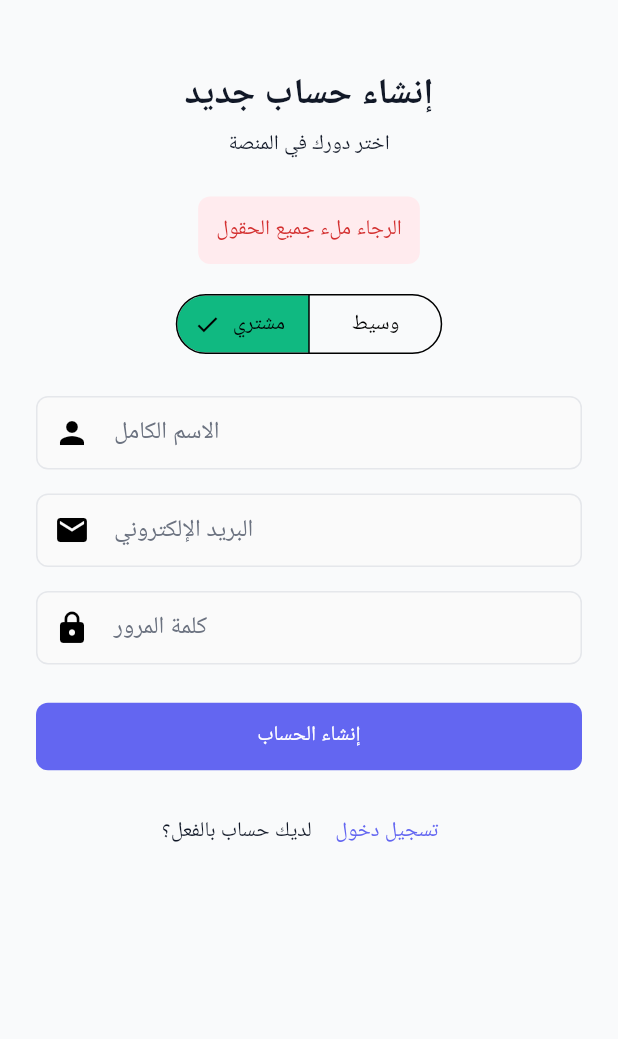
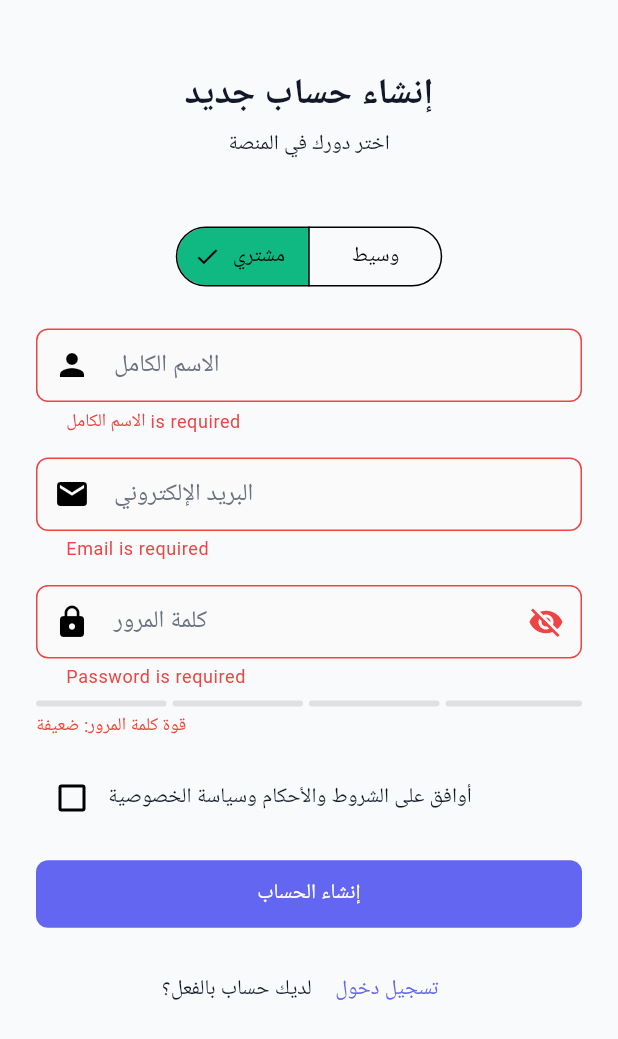
Before and after one commit to Hamzaaltaee91/360home, a Flutter app: the SignupScreen screen opened by its route, after a tap on "إنشاء الحساب", on a phone screen of 412 x 824 dp. Shown: the top 1039 px of the screen. Run offline on Flutter 3.47's test engine with Material 3 defaults, Android fonts, the phone set to English and light mode, and no system bars; our stand-ins replace flutter_dotenv, geolocator, go_router, shared_preferences, supabase_flutter; accounts and stored records are empty; statements that could not run were skipped.

Commit message:
feat: add password strength validation and terms checkbox to signup screen
Co-authored-by: aider (deepseek/deepseek-chat) <aider@aider.chat>

```diff
--- a/lib/screens/auth/signup_screen.dart
+++ b/lib/screens/auth/signup_screen.dart
@@ -3,6 +3,8 @@
 import 'package:flutter/material.dart';
 import 'package:go_router/go_router.dart';
 import '../../services/supabase_service.dart';
+import '../../utils/error_handler.dart';
+import '../../utils/validators.dart';
 
 class SignupScreen extends StatefulWidget {
   const SignupScreen({Key? key}) : super(key: key);
@@ -12,26 +14,42 @@ class SignupScreen extends StatefulWidget {
 }
 
 class _SignupScreenState extends State<SignupScreen> {
+  final _formKey = GlobalKey<FormState>();
   final _emailController = TextEditingController();
   final _passwordController = TextEditingController();
   final _nameController = TextEditingController();
   String _selectedRole = 'buyer';
   bool _isLoading = false;
+  bool _acceptedTerms = false;
+  bool _obscurePassword = true;
   String? _errorMessage;
 
   @override
+  void initState() {
+    super.initState();
+    _passwordController.addListener(_onPasswordChanged);
+  }
+
+  @override
   void dispose() {
+    _passwordController.removeListener(_onPasswordChanged);
     _emailController.dispose();
     _passwordController.dispose();
     _nameController.dispose();
     super.dispose();
   }
 
+  void _onPasswordChanged() {
+    setState(() {});
+  }
+
   Future<void> _handleSignup() async {
-    if (_emailController.text.isEmpty ||
-        _passwordController.text.isEmpty ||
-        _nameController.text.isEmpty) {
-      setState(() => _errorMessage = 'الرجاء ملء جميع الحقول');
+    if (!(_formKey.currentState?.validate() ?? false)) {
+      return;
+    }
+
+    if (!_acceptedTerms) {
+      setState(() => _errorMessage = 'يجب الموافقة على الشروط والأحكام');
       return;
     }
 
@@ -45,12 +63,14 @@ class _SignupScreenState extends State<SignupScreen> {
       await supabase.signUp(
         email: _emailController.text.trim(),
         password: _passwordController.text,
-        fullName: _nameController.text,
+        fullName: _nameController.text.trim(),
         role: _selectedRole,
       );
 
       if (!mounted) return;
       context.go('/login');
+    } on AppException catch (e) {
+      setState(() => _errorMessage = e.message);
     } catch (e) {
       setState(() => _errorMessage = 'خطأ في إنشاء الحساب: $e');
     } finally {
@@ -92,6 +112,10 @@ class _SignupScreenState extends State<SignupScreen> {
                   ),
                 ),
               const SizedBox(height: 16),
+              Form(
+                key: _formKey,
+                child: Column(
+                  children: [
                     // Role Selection
                     SegmentedButton<String>(
                       segments: const [
@@ -111,34 +135,76 @@ class _SignupScreenState extends State<SignupScreen> {
                     ),
                     const SizedBox(height: 24),
                     // Name Field
-              TextField(
+                    TextFormField(
                       controller: _nameController,
                       decoration: const InputDecoration(
                         hintText: 'الاسم الكامل',
                         prefixIcon: Icon(Icons.person),
                       ),
+                      textInputAction: TextInputAction.next,
+                      validator: (value) =>
+                          Validators.required(value, field: 'الاسم الكامل'),
                     ),
                     const SizedBox(height: 16),
                     // Email Field
-              TextField(
+                    TextFormField(
                       controller: _emailController,
                       decoration: const InputDecoration(
                         hintText: 'البريد الإلكتروني',
                         prefixIcon: Icon(Icons.email),
                       ),
                       keyboardType: TextInputType.emailAddress,
+                      textInputAction: TextInputAction.next,
+                      validator: Validators.email,
                     ),
                     const SizedBox(height: 16),
                     // Password Field
-              TextField(
+                    TextFormField(
                       controller: _passwordController,
-                decoration: const InputDecoration(
+                      decoration: InputDecoration(
                         hintText: 'كلمة المرور',
-                  prefixIcon: Icon(Icons.lock),
+                        prefixIcon: const Icon(Icons.lock),
+                        suffixIcon: IconButton(
+                          icon: Icon(
+                            _obscurePassword
+                                ? Icons.visibility_off
+                                : Icons.visibility,
                           ),
-                obscureText: true,
+                          onPressed: () => setState(
+                            () => _obscurePassword = !_obscurePassword,
                           ),
-              const SizedBox(height: 24),
+                        ),
+                      ),
+                      obscureText: _obscurePassword,
+                      textInputAction: TextInputAction.done,
+                      validator: Validators.password,
+                    ),
+                    const SizedBox(height: 8),
+                    // Password Strength Indicator
+                    _PasswordStrengthIndicator(
+                      score: Validators.passwordStrength(
+                        _passwordController.text,
+                      ),
+                    ),
+                  ],
+                ),
+              ),
+              const SizedBox(height: 16),
+              // Terms Checkbox
+              Row(
+                children: [
+                  Checkbox(
+                    value: _acceptedTerms,
+                    onChanged: (value) => setState(
+                      () => _acceptedTerms = value ?? false,
+                    ),
+                  ),
+                  const Expanded(
+                    child: Text('أوافق على الشروط والأحكام وسياسة الخصوصية'),
+                  ),
+                ],
+              ),
+              const SizedBox(height: 16),
               // Signup Button
               SizedBox(
                 width: double.infinity,
@@ -175,3 +241,45 @@ class _SignupScreenState extends State<SignupScreen> {
     );
   }
 }
+
+class _PasswordStrengthIndicator extends StatelessWidget {
+  const _PasswordStrengthIndicator({required this.score});
+
+  final int score;
+
+  @override
+  Widget build(BuildContext context) {
+    final color = switch (score) {
+      <= 1 => Colors.red,
+      2 => Colors.orange,
+      3 => Colors.amber,
+      _ => Colors.green,
+    };
+
+    return Column(
+      crossAxisAlignment: CrossAxisAlignment.start,
+      children: [
+        Row(
+          children: List.generate(4, (index) {
+            final filled = index < score;
+            return Expanded(
+              child: Container(
+                height: 4,
+                margin: EdgeInsets.only(right: index == 3 ? 0 : 4),
+                decoration: BoxDecoration(
+                  color: filled ? color : Colors.grey.shade300,
+                  borderRadius: BorderRadius.circular(2),
+                ),
+              ),
+            );
+          }),
+        ),
+        const SizedBox(height: 4),
+        Text(
+          'قوة كلمة المرور: ${Validators.passwordStrengthLabel(score)}',
+          style: Theme.of(context).textTheme.bodySmall?.copyWith(color: color),
+        ),
+      ],
+    );
+  }
+}
--- a/lib/utils/validators.dart
+++ b/lib/utils/validators.dart
@@ -84,4 +84,43 @@ class Validators {
     }
     return null;
   }
+
+  /// Evaluates password strength on a 0–4 scale.
+  ///
+  /// A point is awarded for each of: length >= 8, length >= 12, containing
+  /// a letter and a digit, and containing a symbol. Returns 0 for an empty
+  /// password.
+  static int passwordStrength(String? value) {
+    final password = value ?? '';
+    if (password.isEmpty) {
+      return 0;
+    }
+
+    var score = 0;
+    if (password.length >= 8) score++;
+    if (password.length >= 12) score++;
+    if (RegExp(r'[A-Za-z]').hasMatch(password) &&
+        RegExp(r'[0-9]').hasMatch(password)) {
+      score++;
+    }
+    if (RegExp(r'[^A-Za-z0-9]').hasMatch(password)) {
+      score++;
+    }
+    return score;
+  }
+
+  /// Human-readable label for a [passwordStrength] score.
+  static String passwordStrengthLabel(int score) {
+    switch (score) {
+      case 0:
+      case 1:
+        return 'ضعيفة';
+      case 2:
+        return 'متوسطة';
+      case 3:
+        return 'جيدة';
+      default:
+        return 'قوية';
+    }
+  }
 }
```
Also changed, not shown: 1 other file. Lines whose indentation alone changed are shown as unchanged.
